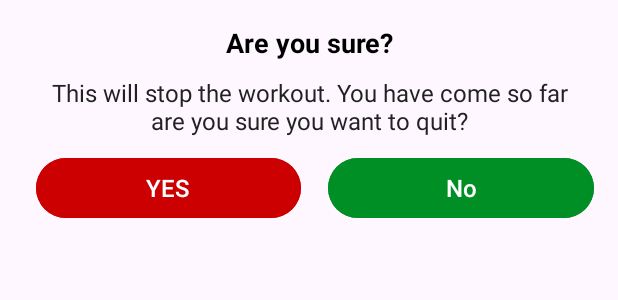
After one commit to kotmaster/Gitfit, an Android app: the layout dialog_custom_back_confirmation.xml on its own in the app's theme, with its tools: preview values and no code run, on a phone screen of 412 x 824 dp. The commit adds this screen. Shown: the top 300 px of the screen. Run offline under Robolectric (Android 15) with nearby library versions, the phone set to English and light mode, and no system bars.

Commit message:
Added BMI and dialog

```diff
--- a/app/src/main/AndroidManifest.xml
+++ b/app/src/main/AndroidManifest.xml
@@ -19,6 +19,9 @@
         android:theme="@style/Theme.Gitfit"
         tools:targetApi="31">
         <activity
+            android:name=".BMIActivity"
+            android:exported="false" />
+        <activity
             android:name=".FinishActivity"
             android:exported="false" />
         <activity
--- /dev/null
+++ b/app/src/main/res/layout/dialog_custom_back_confirmation.xml
@@ -0,0 +1,65 @@
+<?xml version="1.0" encoding="utf-8"?>
+<LinearLayout xmlns:android="http://schemas.android.com/apk/res/android"
+    android:layout_width="match_parent"
+    android:layout_height="wrap_content"
+    android:gravity="center"
+    android:orientation="vertical"
+    android:padding="16dp">
+
+    <TextView
+        android:layout_width="match_parent"
+        android:layout_height="wrap_content"
+        android:gravity="center"
+        android:text="@string/dialog_warning_header"
+        android:textColor="@color/black"
+        android:textSize="18sp"
+        android:textStyle="bold" />
+
+    <TextView
+        android:layout_width="match_parent"
+        android:layout_height="wrap_content"
+        android:layout_marginStart="10dp"
+        android:layout_marginTop="10dp"
+        android:layout_marginEnd="10dp"
+        android:gravity="center"
+        android:text="@string/dialog_warning_text"
+        android:textColor="@color/blackSecondary"
+        android:textSize="16sp" />
+
+    <LinearLayout
+        android:layout_width="match_parent"
+        android:layout_height="wrap_content"
+        android:layout_marginTop="10dp"
+        android:gravity="center_horizontal"
+        android:orientation="horizontal">
+
+        <Button
+            android:id="@+id/buttonYes"
+            android:layout_width="0dp"
+            android:layout_height="wrap_content"
+            android:layout_marginEnd="10dp"
+            android:layout_weight="1"
+            android:backgroundTint="@android:color/holo_red_dark"
+            android:gravity="center"
+            android:padding="8dp"
+            android:textColor="@color/white"
+            android:text="@string/yes"
+            android:textSize="16sp"
+            style="?android:attr/buttonBarButtonStyle" />
+
+        <Button
+            android:id="@+id/buttonNo"
+            android:layout_width="0dp"
+            android:layout_height="wrap_content"
+            android:layout_weight="1"
+            android:backgroundTint="@color/colorAccent"
+            android:gravity="center"
+            android:padding="8dp"
+            android:text="@string/no"
+            android:textColor="@color/white"
+            android:textSize="16sp"
+            style="?android:attr/buttonBarButtonStyle" />
+
+    </LinearLayout>
+
+</LinearLayout>
--- a/app/src/main/res/values/strings.xml
+++ b/app/src/main/res/values/strings.xml
@@ -30,4 +30,5 @@
     <string name="history">History</string>
     <string name="exercise_completed">EXERCISES COMPLETED</string>
     <string name="no_data_available">NO DATA AVAILABLE</string>
+    <string name="weight_in_pounds" />
 </resources>
```
Also changed, not shown: app/src/main/java/com/example/gitfit/BMIActivity.kt (added, +183 -0 lines), app/src/main/java/com/example/gitfit/ExerciseActivity.kt (+24 -12 lines), app/src/main/java/com/example/gitfit/MainActivity.kt (+6 -3 lines), app/src/main/res/layout/activity_bmi.xml (added, +233 -0 lines), app/src/main/res/layout/activity_main.xml (+47 -100 lines).
